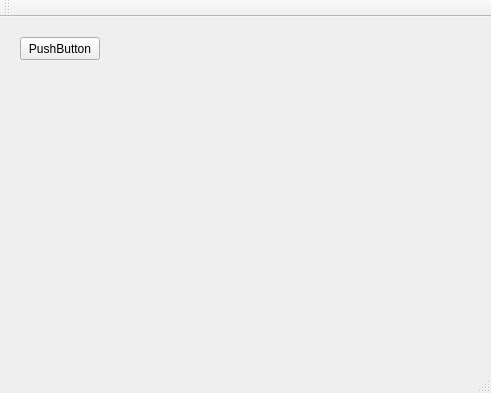
The window that mainwindow.ui (Kalebros/ExportImage) describes before a commit, drawn with Qt 5.
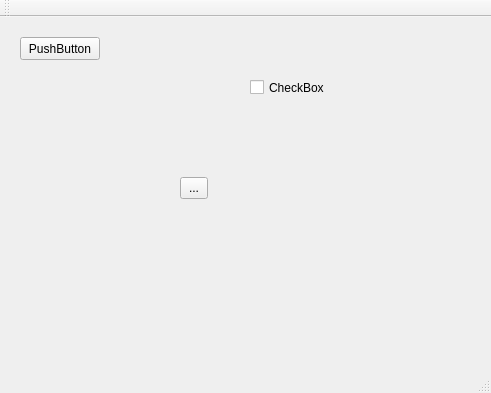
The same window after the commit.

Commit message: Prueba error commit interface grafica

What changed in the file:
```diff
--- a/mainwindow.ui
+++ b/mainwindow.ui
@@ -27,6 +27,32 @@
      <string>PushButton</string>
     </property>
    </widget>
+   <widget class="QToolButton" name="toolButton">
+    <property name="geometry">
+     <rect>
+      <x>180</x>
+      <y>160</y>
+      <width>28</width>
+      <height>22</height>
+     </rect>
+    </property>
+    <property name="text">
+     <string>...</string>
+    </property>
+   </widget>
+   <widget class="QCheckBox" name="checkBox">
+    <property name="geometry">
+     <rect>
+      <x>250</x>
+      <y>60</y>
+      <width>85</width>
+      <height>21</height>
+     </rect>
+    </property>
+    <property name="text">
+     <string>CheckBox</string>
+    </property>
+   </widget>
   </widget>
   <widget class="QMenuBar" name="menuBar">
    <property name="geometry">
```
The commit also changes 1 other file.
